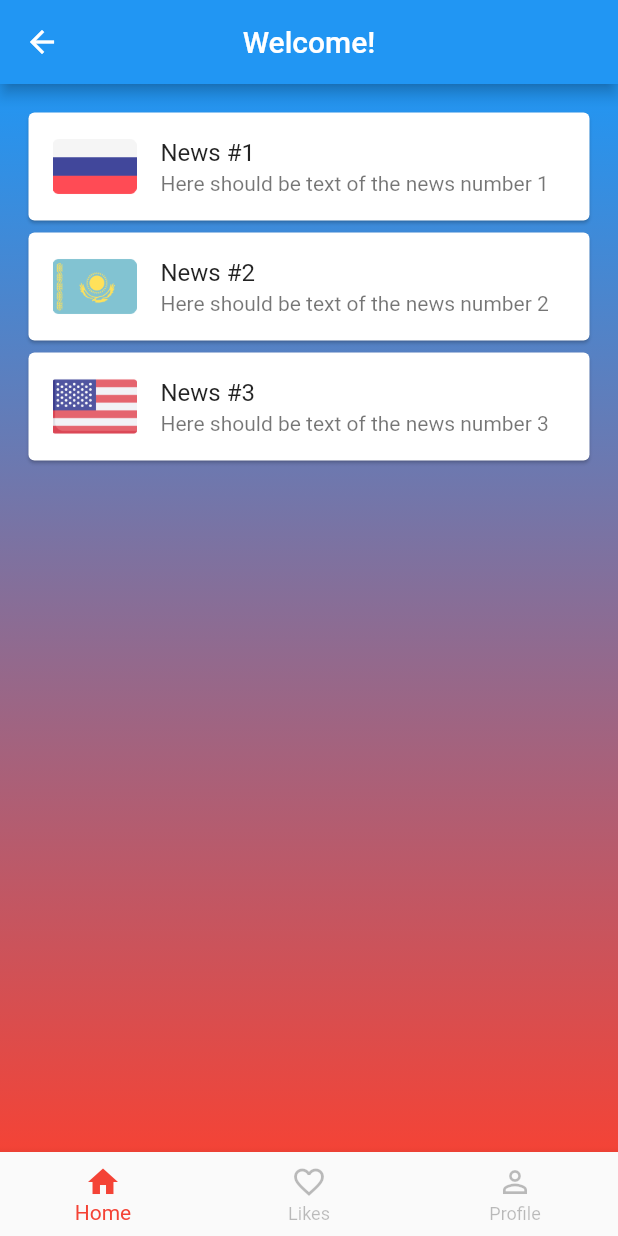
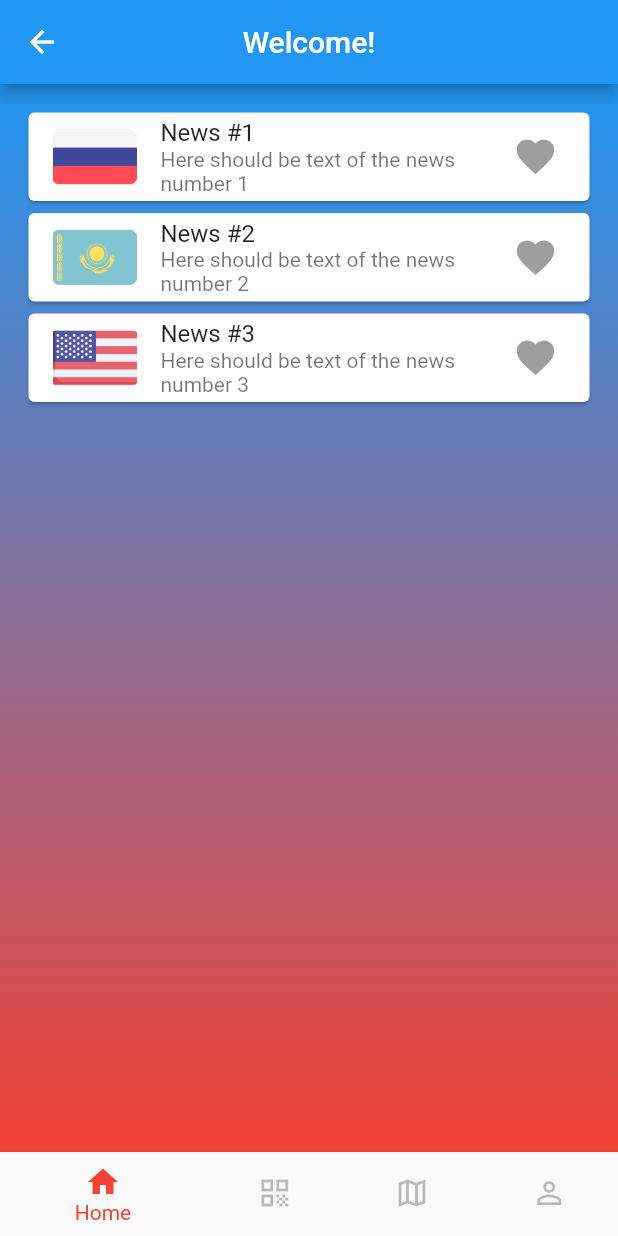
Before and after one commit to ramaq25/Flutter, a Flutter app: the FirstPage screen opened by its route, after a tap on "Login", on a phone screen of 412 x 824 dp. Run offline on Flutter 3.47's test engine with Material 2 defaults, Android fonts, the phone set to English and light mode, and no system bars; drawn by our look-alikes of like_button; our stand-ins replace easy_localization.

Commit message:
like, navbar

```diff
--- a/lib/pages/login.dart
+++ b/lib/pages/login.dart
@@ -76,7 +76,7 @@ class LoginBox extends StatelessWidget {
             Colors.white60,
           ],
         ),
-        borderRadius: BorderRadius.all(Radius.circular(15)),
+        borderRadius: BorderRadius.all(Radius.circular(40)),
       ),
       child: Column(
         crossAxisAlignment: CrossAxisAlignment.start,
@@ -98,7 +98,9 @@ class LoginBox extends StatelessWidget {
             child: TextField(
               decoration: InputDecoration(
                 prefixIcon: const Icon(Icons.password),
-                border: const OutlineInputBorder(),
+                border: OutlineInputBorder(
+                    borderRadius: BorderRadius.circular(50)
+                ),
                 hintText: LocaleKeys.password.tr(),
               ),
             ),
--- a/lib/pages/menu/home_page.dart
+++ b/lib/pages/menu/home_page.dart
@@ -1,10 +1,12 @@
 import 'package:flutter/material.dart';
+import 'package:like_button/like_button.dart';
 
 class HomePage extends StatelessWidget {
   const HomePage({Key? key}) : super(key: key);
 
   @override
   Widget build(BuildContext context) {
+
     return Container(
       alignment: Alignment.center,
       decoration: const BoxDecoration(
@@ -25,6 +27,13 @@ class HomePage extends StatelessWidget {
                 leading: Image.asset('assets/images/russia.png'),
                 title: const Text('News #1'),
                 subtitle: const Text('Here should be text of the news number 1'),
+                trailing: const SizedBox(
+                  width: 40,
+                  height: 40,
+                  child: LikeButton(
+                    size: 30,
+                  ),
+                ),
               ),
             ),
             Card(
@@ -32,12 +41,26 @@ class HomePage extends StatelessWidget {
                 leading: Image.asset('assets/images/kazakhstan.png'),
                 title: const Text('News #2'),
                 subtitle: const Text('Here should be text of the news number 2'),
+                trailing: const SizedBox(
+                  width: 40,
+                  height: 40,
+                  child: LikeButton(
+                    size: 30,
+                  ),
+                ),
               ),
             ),Card(
               child: ListTile(
                 leading: Image.asset('assets/images/usa.png'),
                 title: const Text('News #3'),
                 subtitle: const Text('Here should be text of the news number 3'),
+                trailing: const SizedBox(
+                  width: 40,
+                  height: 40,
+                  child: LikeButton(
+                    size: 30,
+                  ),
+                ),
               ),
             ),
           ],
--- a/lib/pages/menu/like_page.dart
+++ b/lib/pages/menu/map_page.dart
@@ -1,7 +1,7 @@
 import 'package:flutter/material.dart';
 
-class LikePage extends StatelessWidget {
-  const LikePage({Key? key}) : super(key: key);
+class MapPage extends StatelessWidget {
+  const MapPage({Key? key}) : super(key: key);
 
   @override
   Widget build(BuildContext context) {
--- a/lib/pages/welcome_page.dart
+++ b/lib/pages/welcome_page.dart
@@ -1,8 +1,9 @@
 import 'package:easy_localization/easy_localization.dart';
 import 'package:flutter/material.dart';
+import 'package:project_4/pages/menu/map_page.dart';
+import 'package:project_4/pages/menu/qr_page.dart';
 import '../translations/locale_keys.g.dart';
 import 'menu/home_page.dart';
-import 'menu/like_page.dart';
 import 'menu/profile_page.dart';
 
 class WelcomePage extends StatefulWidget {
@@ -16,7 +17,8 @@ class _WelcomePageState extends State<WelcomePage> {
   int _currentIndex = 0;
   List pages = const [
     HomePage(),
-    LikePage(),
+    QRPage(),
+    MapPage(),
     ProfilePage()
   ];
 
@@ -45,9 +47,14 @@ class _WelcomePageState extends State<WelcomePage> {
             label: 'Home',
           ),
           BottomNavigationBarItem(
-            icon: Icon(Icons.favorite_border),
-            activeIcon: Icon(Icons.favorite),
-            label: 'Likes',
+            icon: Icon(Icons.qr_code_outlined),
+            activeIcon: Icon(Icons.qr_code),
+            label: 'QR',
+          ),
+          BottomNavigationBarItem(
+            icon: Icon(Icons.map_outlined),
+            activeIcon: Icon(Icons.map),
+            label: 'Map',
           ),
           BottomNavigationBarItem(
             icon: Icon(Icons.person_outline),
--- a/pubspec.yaml
+++ b/pubspec.yaml
@@ -36,6 +36,7 @@ dependencies:
   # Use with the CupertinoIcons class for iOS style icons.
   cupertino_icons: ^1.0.2
   easy_localization: ^3.0.1
+  like_button: ^2.0.5
 
 dev_dependencies:
   flutter_test:
@@ -47,6 +48,7 @@ dev_dependencies:
   # package. See that file for information about deactivating specific lint
   # rules and activating additional ones.
   flutter_lints: ^2.0.0
+
 
 # For information on the generic Dart part of this file, see the
 # following page: https://dart.dev/tools/pub/pubspec
```
Also changed, not shown: lib/pages/menu/qr_page.dart (added, +21 -0 lines), pubspec.lock.
